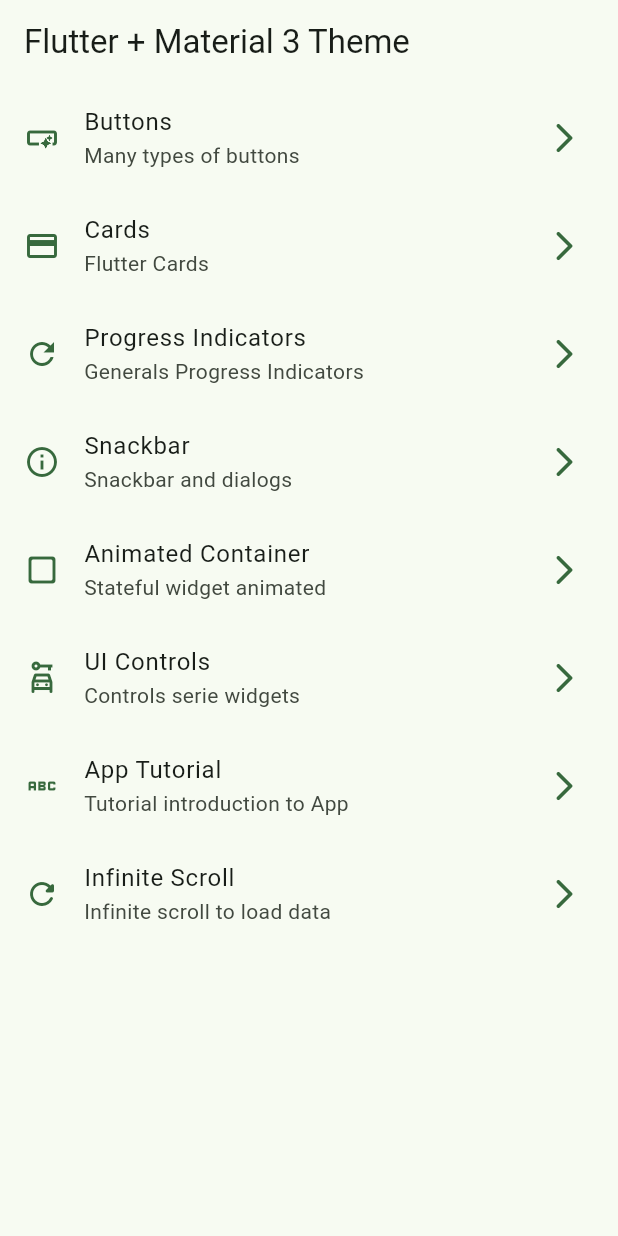
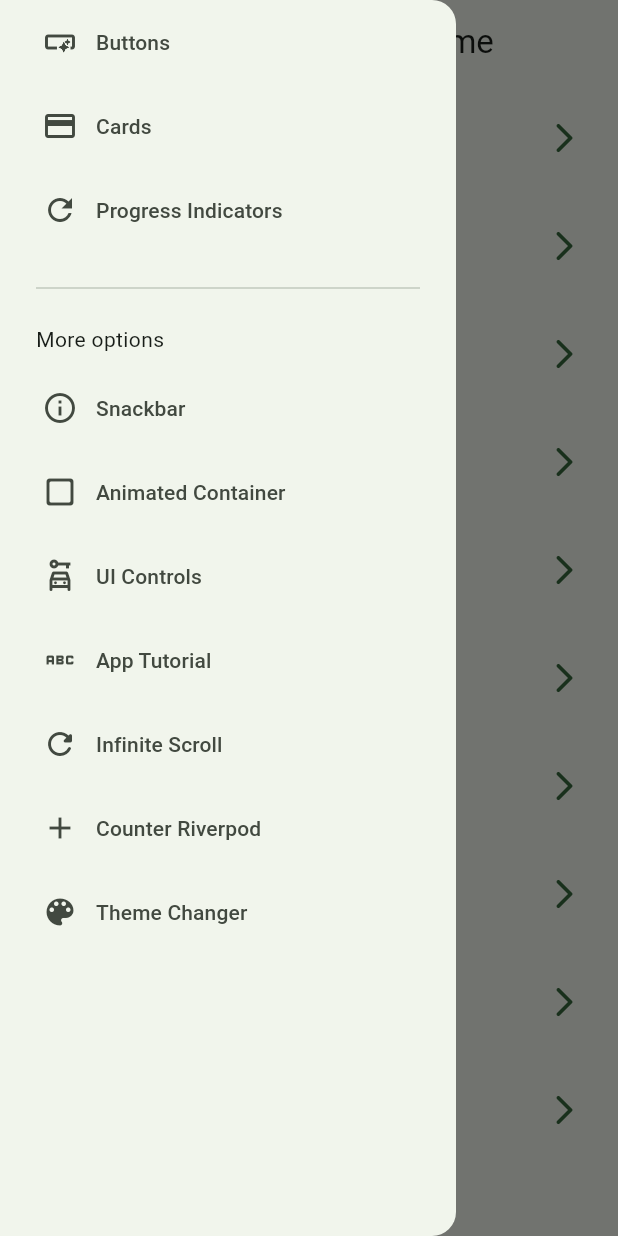
Before and after one commit to jquinterom/flutter-widgets, a Flutter app: the screen it shows after launch, with the side drawer open (before the commit the screen has no drawer), on a phone screen of 412 x 824 dp. Run offline on Flutter 3.47's test engine with Material 3 defaults, Android fonts, the phone set to English and light mode, and no system bars; our stand-ins replace animate_do, flutter_riverpod, go_router.

Commit message:
feat(dark-mode-theme-colors): new way to change to dark mode and theme colors

```diff
--- a/lib/config/menu/menu_items.dart
+++ b/lib/config/menu/menu_items.dart
@@ -63,4 +63,16 @@ const appMenuItems = <MenuItem>[
     link: '/infinite_scroll',
     icon: Icons.refresh_rounded,
   ),
+  MenuItem(
+    title: 'Counter Riverpod',
+    subTitle: 'Introduction to Riverpod',
+    link: '/counter',
+    icon: Icons.add,
+  ),
+  MenuItem(
+    title: 'Theme Changer',
+    subTitle: 'Change application theme color',
+    link: '/theme-changer',
+    icon: Icons.color_lens_rounded,
+  ),
 ];
--- a/lib/config/router/app_router.dart
+++ b/lib/config/router/app_router.dart
@@ -50,5 +50,15 @@ final appRouter = GoRouter(
       name: InfiniteScrollScreen.routeName,
       builder: (context, state) => InfiniteScrollScreen(),
     ),
+    GoRoute(
+      path: '/counter',
+      name: CounterScreen.routeName,
+      builder: (context, state) => CounterScreen(),
+    ),
+    GoRoute(
+      path: '/theme-changer',
+      name: ThemeChangerScreen.routeName,
+      builder: (context, state) => ThemeChangerScreen(),
+    ),
   ],
 );
--- a/lib/config/theme/app_theme.dart
+++ b/lib/config/theme/app_theme.dart
@@ -2,34 +2,24 @@ import 'package:flutter/material.dart';
 
 class AppTheme {
   final int selectedColor;
+  final bool isDarkMode;
 
   static final colorsList = <Color>[
     Color(0xFF00C853),
-    Color(0xFF00B140),
     Color(0xFFFFD600),
-    Color(0xFFFB8C00),
     Color(0xFFFF6F00),
     Color(0xFFE65100),
-    Color(0xFFD84315),
     Color(0xFFB0308A),
     Color(0xFF6F00F6),
-    Color(0xFF4D00A1),
     Color(0xFF080058),
     Color(0xFF00148C),
-    Color(0xFF0018A8),
-    Color(0xFF0D47A1),
-    Color(0xFF1976D2),
     Color(0xFF42A5F5),
     Color(0xFF7E57C2),
     Color(0xFFBB3E90),
-    Color(0xFFEF5350),
     Color(0xFFF44336),
-    Color(0xFFFF9800),
   ];
 
-  final Brightness brightness;
-
-  AppTheme({this.selectedColor = 0, required this.brightness})
+  AppTheme({this.selectedColor = 0, this.isDarkMode = false})
     : assert(selectedColor >= 0, 'selected color must be greater than 0'),
       assert(
         selectedColor < colorsList.length,
@@ -38,7 +28,7 @@ class AppTheme {
 
   ThemeData getTheme() => ThemeData(
     colorSchemeSeed: colorsList[selectedColor],
-    brightness: brightness,
+    brightness: isDarkMode ? Brightness.dark : Brightness.light,
     appBarTheme: AppBarTheme(centerTitle: false),
   );
 }
--- a/lib/main.dart
+++ b/lib/main.dart
@@ -1,23 +1,29 @@
 import 'package:flutter/material.dart';
 import 'package:widgets_app/config/router/app_router.dart';
 import 'package:widgets_app/config/theme/app_theme.dart';
+import 'package:flutter_riverpod/flutter_riverpod.dart';
+import 'package:widgets_app/presentation/providers/theme_provider.dart';
 
 void main() {
-  runApp(const MainApp());
+  runApp(ProviderScope(child: const MainApp()));
 }
 
-class MainApp extends StatelessWidget {
+class MainApp extends ConsumerWidget {
   const MainApp({super.key});
 
   @override
-  Widget build(BuildContext context) {
-    final brightness = MediaQuery.of(context).platformBrightness;
+  Widget build(BuildContext context, WidgetRef ref) {
+    final isDarkMode = ref.watch(isDarkModeProvider);
+    final selectedColor = ref.watch(selectedColorProvider);
 
     return MaterialApp.router(
       title: 'Widgets App',
       routerConfig: appRouter,
       debugShowCheckedModeBanner: false,
-      theme: AppTheme(selectedColor: 0, brightness: brightness).getTheme(),
+      theme: AppTheme(
+        selectedColor: selectedColor,
+        isDarkMode: isDarkMode,
+      ).getTheme(),
     );
   }
 }
--- /dev/null
+++ b/lib/presentation/providers/counter_provider.dart
@@ -0,0 +1,3 @@
+import 'package:flutter_riverpod/legacy.dart';
+
+final counterProvider = StateProvider<int>((ref) => 0);
--- /dev/null
+++ b/lib/presentation/providers/theme_provider.dart
@@ -0,0 +1,12 @@
+import 'package:flutter/material.dart';
+import 'package:flutter_riverpod/flutter_riverpod.dart';
+import 'package:flutter_riverpod/legacy.dart';
+import 'package:widgets_app/config/theme/app_theme.dart';
+
+final isDarkModeProvider = StateProvider<bool>((ref) => false);
+
+// colors state
+final colorsProvider = Provider<List<Color>>((ref) => AppTheme.colorsList);
+
+// selected color state
+final selectedColorProvider = StateProvider<int>((ref) => 0);
--- a/lib/presentation/screens/home/home_screen.dart
+++ b/lib/presentation/screens/home/home_screen.dart
@@ -1,6 +1,7 @@
 import 'package:flutter/material.dart';
 import 'package:go_router/go_router.dart';
 import 'package:widgets_app/config/menu/menu_items.dart';
+import 'package:widgets_app/presentation/widget/side_menu.dart';
 
 class HomeScreen extends StatelessWidget {
   static const String routeName = 'home_screen';
@@ -9,9 +10,13 @@ class HomeScreen extends StatelessWidget {
 
   @override
   Widget build(BuildContext context) {
+    final scaffoldKey = GlobalKey<ScaffoldState>();
+
     return Scaffold(
+      key: scaffoldKey,
       appBar: AppBar(title: Text("Flutter + Material 3 Theme")),
       body: _HomeView(),
+      drawer: SideMenu(scaffoldKey: scaffoldKey),
     );
   }
 }
--- a/lib/presentation/screens/screens.dart
+++ b/lib/presentation/screens/screens.dart
@@ -2,8 +2,10 @@ export 'animated/animated_screen.dart';
 export 'app_tutorial/app_tutorial_screen.dart';
 export 'buttons/buttons_screen.dart';
 export 'cards/cards_screen.dart';
+export 'counter/counter_screen.dart';
 export 'home/home_screen.dart';
 export 'infinite_scroll/infinite_scroll_screen.dart';
 export 'progress/progress_screen.dart';
 export 'snackbar/snackbar_screen.dart';
+export 'theme_changer/theme_changer_screen.dart';
 export 'ui_controls/ui_controls_screen.dart';
--- /dev/null
+++ b/lib/presentation/widget/side_menu.dart
@@ -0,0 +1,62 @@
+import 'package:flutter/material.dart';
+import 'package:go_router/go_router.dart';
+import 'package:widgets_app/config/menu/menu_items.dart';
+
+class SideMenu extends StatefulWidget {
+  final GlobalKey<ScaffoldState> scaffoldKey;
+
+  const SideMenu({super.key, required this.scaffoldKey});
+
+  @override
+  State<SideMenu> createState() => _SideMenuState();
+}
+
+class _SideMenuState extends State<SideMenu> {
+  int navDrawerIndex = -1;
+
+  @override
+  Widget build(BuildContext context) {
+    return NavigationDrawer(
+      selectedIndex: navDrawerIndex,
+      onDestinationSelected: (index) {
+        setState(() {
+          navDrawerIndex = index;
+        });
+
+        final menuItem = appMenuItems[index];
+        context.push(menuItem.link);
+
+        widget.scaffoldKey.currentState?.closeDrawer();
+      },
+      children: [
+        ...appMenuItems
+            .sublist(0, 3)
+            .map(
+              (menuItem) => NavigationDrawerDestination(
+                icon: Icon(menuItem.icon),
+                label: Text(menuItem.title),
+              ),
+            ),
+
+        const Padding(
+          padding: EdgeInsets.fromLTRB(24, 16, 24, 8),
+          child: Divider(),
+        ),
+
+        const Padding(
+          padding: EdgeInsets.fromLTRB(24, 8, 24, 8),
+          child: Text("More options"),
+        ),
+
+        ...appMenuItems
+            .sublist(3)
+            .map(
+              (menuItem) => NavigationDrawerDestination(
+                icon: Icon(menuItem.icon),
+                label: Text(menuItem.title),
+              ),
+            ),
+      ],
+    );
+  }
+}
--- a/pubspec.yaml
+++ b/pubspec.yaml
@@ -11,11 +11,14 @@ dependencies:
   flutter:
     sdk: flutter
   go_router: ^16.2.4
+  flutter_riverpod: ^3.0.3
 
 dev_dependencies:
   flutter_lints: ^5.0.0
   flutter_test:
     sdk: flutter
+  custom_lint:
+  riverpod_lint: ^3.0.3
 
 flutter:
   uses-material-design: true
```
Also changed, not shown: lib/presentation/screens/counter/counter_screen.dart (added, +45 -0 lines), lib/presentation/screens/theme_changer/theme_changer_screen.dart (added, +69 -0 lines), pubspec.lock.
